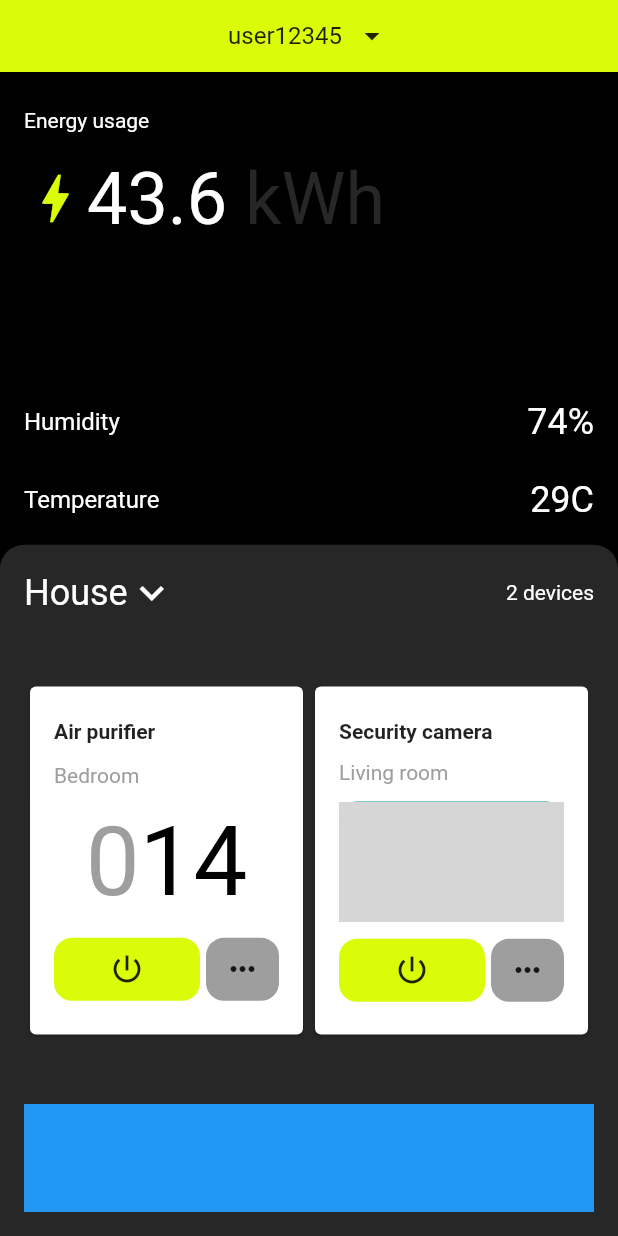
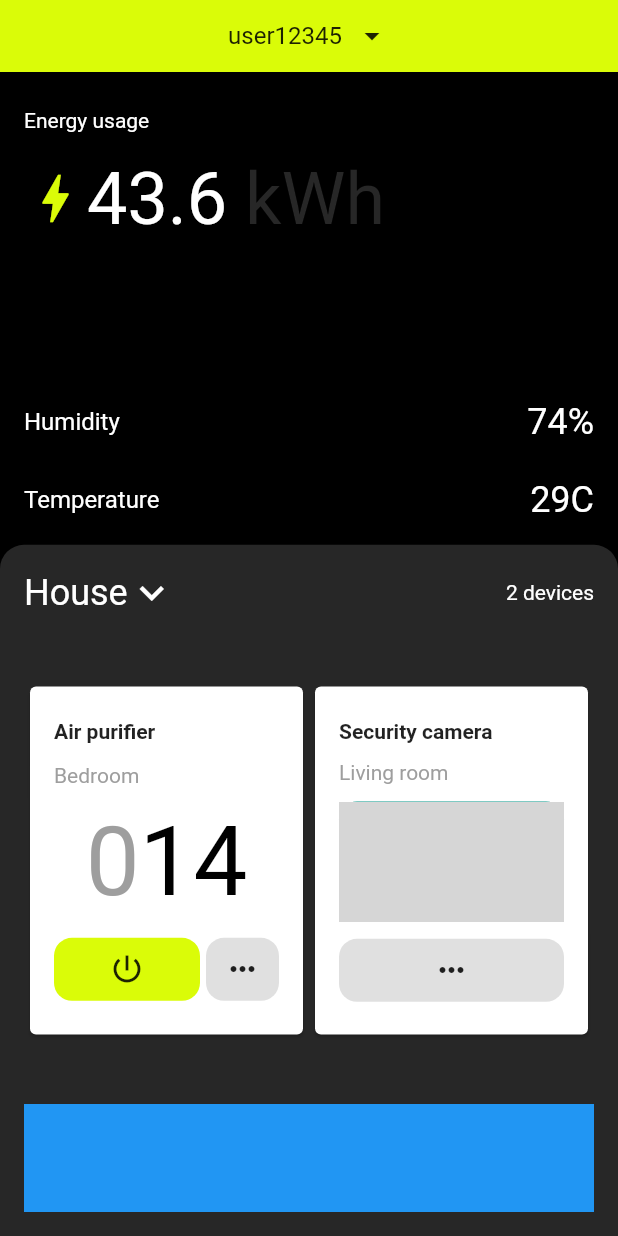
Before and after one commit to JAICHANGPARK/flutter_notebook_19th_story, a Flutter app: the screen it shows after launch, on a phone screen of 412 x 824 dp. Run offline on Flutter 3.47's test engine with Material 2 defaults, Android fonts, the phone set to English and light mode, and no system bars; our stand-ins replace cached_network_image, flutter_riverpod, freezed_annotation, smooth_page_indicator, video_player; network calls fail; grey boxes are pictures that could not be loaded.

Commit message:
Update smart_home_main_page.dart

```diff
--- a/lib/ep1109_smart_home_app/src/ui/smart_home_main_page.dart
+++ b/lib/ep1109_smart_home_app/src/ui/smart_home_main_page.dart
@@ -232,7 +232,7 @@ class SmartHomeMainPage extends StatelessWidget {
                                           flex: 4,
                                           child: Container(
                                             decoration: BoxDecoration(
-                                              color: Colors.grey[500],
+                                              color: Colors.grey[300],
                                               borderRadius: BorderRadius.circular(12),
                                             ),
                                             child: const Center(
@@ -283,26 +283,26 @@ class SmartHomeMainPage extends StatelessWidget {
                                     height: 42,
                                     child: Row(
                                       children: [
-                                        Expanded(
-                                          flex: 8,
-                                          child: Container(
-                                            decoration: BoxDecoration(
-                                              color: kShaAccents,
-                                              borderRadius: BorderRadius.circular(12),
-                                            ),
-                                            child: const Center(
-                                              child: const Icon(Icons.power_settings_new),
-                                            ),
-                                          ),
-                                        ),
-                                        const SizedBox(
-                                          width: 4,
-                                        ),
+                                        // Expanded(
+                                        //   flex: 8,
+                                        //   child: Container(
+                                        //     decoration: BoxDecoration(
+                                        //       color: kShaAccents,
+                                        //       borderRadius: BorderRadius.circular(12),
+                                        //     ),
+                                        //     child: const Center(
+                                        //       child: const Icon(Icons.power_settings_new),
+                                        //     ),
+                                        //   ),
+                                        // ),
+                                        // const SizedBox(
+                                        //   width: 4,
+                                        // ),
                                         Expanded(
                                           flex: 4,
                                           child: Container(
                                             decoration: BoxDecoration(
-                                              color: Colors.grey[500],
+                                              color: Colors.grey[300],
                                               borderRadius: BorderRadius.circular(12),
                                             ),
                                             child: const Center(
```
